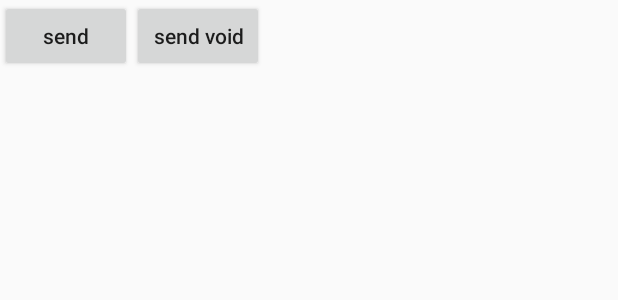
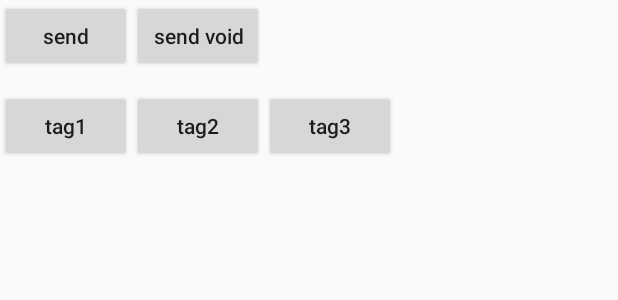
Before and after one commit to ViTess/RxBus, an Android app: the layout activity_main.xml on its own in the app's theme, with its tools: preview values and no code run, on a phone screen of 412 x 824 dp. Shown: the top 300 px of the screen. Run offline under Robolectric (Android 15) with nearby library versions, the phone set to English and light mode, and no system bars.

```diff
--- a/demo/src/main/res/layout/activity_main.xml
+++ b/demo/src/main/res/layout/activity_main.xml
@@ -29,6 +29,38 @@
 
     </LinearLayout>
 
+    <LinearLayout
+        android:layout_width="match_parent"
+        android:layout_height="wrap_content"
+        android:layout_marginTop="60dp"
+        android:orientation="horizontal">
+
+        <Button
+            android:id="@+id/main_bt_tag1"
+            android:layout_width="wrap_content"
+            android:layout_height="wrap_content"
+            android:text="tag1"
+            android:textAllCaps="false"
+            />
+
+        <Button
+            android:id="@+id/main_bt_tag2"
+            android:layout_width="wrap_content"
+            android:layout_height="wrap_content"
+            android:text="tag2"
+            android:textAllCaps="false"
+            />
+
+        <Button
+            android:id="@+id/main_bt_tag3"
+            android:layout_width="wrap_content"
+            android:layout_height="wrap_content"
+            android:text="tag3"
+            android:textAllCaps="false"
+            />
+
+    </LinearLayout>
+
     <FrameLayout
         android:id="@+id/main_fl"
         android:layout_width="match_parent"
--- a/rxbus/src/main/java/vite/rxbus/contract/MethodKey.java
+++ b/rxbus/src/main/java/vite/rxbus/MethodKey.java
@@ -1,10 +1,10 @@
-package vite.rxbus.contract;
+package vite.rxbus;
 
 /**
  * 在map中作为key
  * Created by trs on 16-11-14.
  */
-public class MethodKey {
+class MethodKey {
     private String tag;//tag
     private Class valueType;//传递值的class类型
 
--- a/rxbus/src/main/java/vite/rxbus/RxBus.java
+++ b/rxbus/src/main/java/vite/rxbus/RxBus.java
@@ -25,10 +25,6 @@ public class RxBus {
         bus.post(tag, value);
     }
 
-    public static Observable toObservable(String tag, Object value) {
-        return bus.toObservable(tag, value);
-    }
-
     public interface Bus {
         void register(Object target);
 
@@ -37,7 +33,5 @@ public class RxBus {
         void post(String tag);
 
         void post(String tag, Object value);
-
-        Observable toObservable(String tag, Object value);
     }
 }
--- a/rxbus/src/main/java/vite/rxbus/RxThread.java
+++ b/rxbus/src/main/java/vite/rxbus/annotation/RxThread.java
@@ -1,4 +1,4 @@
-package vite.rxbus;
+package vite.rxbus.annotation;
 
 import rx.Scheduler;
 import rx.android.schedulers.AndroidSchedulers;
--- a/rxbus/src/main/java/vite/rxbus/annotation/Subscribe.java
+++ b/rxbus/src/main/java/vite/rxbus/annotation/Subscribe.java
@@ -5,15 +5,13 @@ import java.lang.annotation.Retention;
 import java.lang.annotation.RetentionPolicy;
 import java.lang.annotation.Target;
 
-import vite.rxbus.RxThread;
-
 /**
  * Created by trs on 16-10-20.
  */
 @Retention(RetentionPolicy.RUNTIME)
 @Target(ElementType.METHOD)
 public @interface Subscribe {
-    String[] tags() default {"__default__"};
+    String[] tag() default {"__default__"};
 
     RxThread thread() default RxThread.MainThread;
 }
```
Also changed, not shown: demo/src/main/java/vite/demo/MainActivity.java (+21 -3 lines), demo/src/main/java/vite/demo/TestFragment.java (+19 -1 lines), rxbus/src/main/java/vite/rxbus/MethodCache.java (added, +75 -0 lines), rxbus/src/main/java/vite/rxbus/MethodHelper.java (+55 -9 lines), rxbus/src/main/java/vite/rxbus/MethodValue.java (renamed from rxbus/src/main/java/vite/rxbus/contract/MethodValue.java, +3 -4 lines), rxbus/src/main/java/vite/rxbus/ObvBuilder.java (renamed from rxbus/src/main/java/vite/rxbus/contract/ObvBuilder.java, +7 -6 lines), rxbus/src/main/java/vite/rxbus/RxBusImpl.java (+29 -23 lines), 1 other file.
